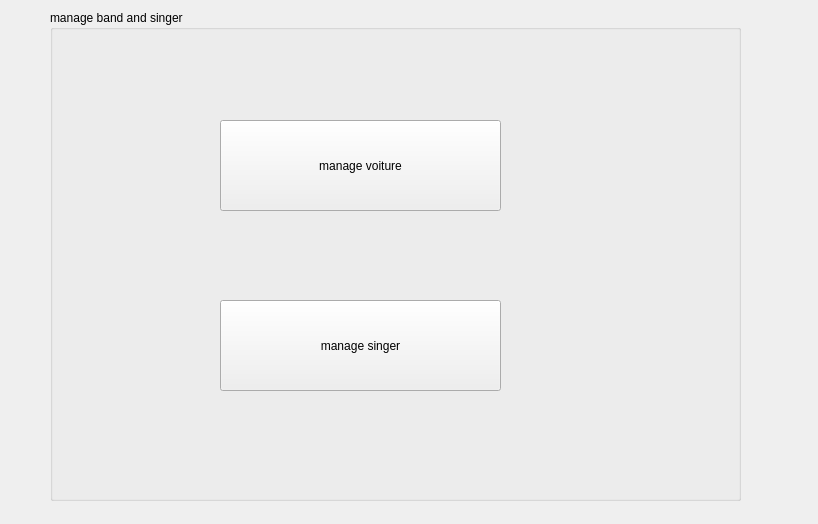
This is mainwindow.ui in melek007/smart_wedding_2a09 as Qt 5 draws it before an edit. The edited form follows.
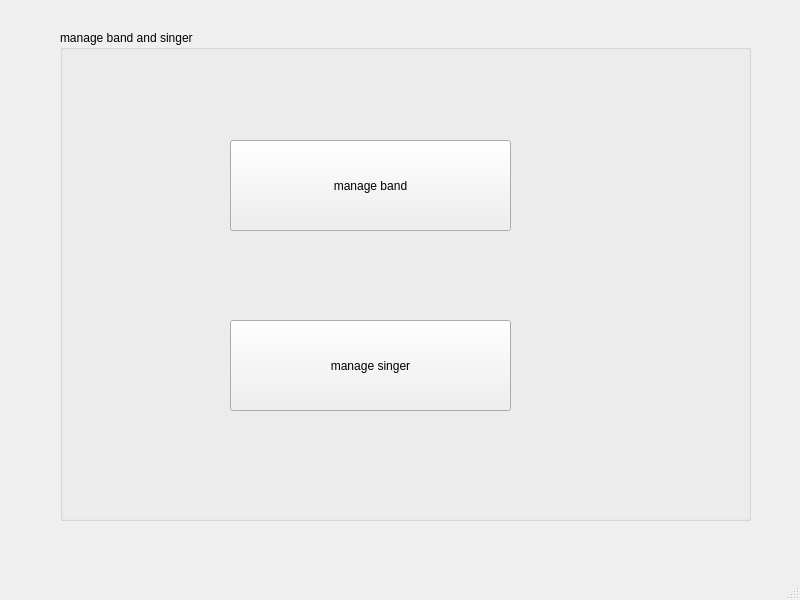
This is the edited form.

```diff
--- a/mainwindow.ui
+++ b/mainwindow.ui
@@ -1,23 +1,24 @@
 <?xml version="1.0" encoding="UTF-8"?>
 <ui version="4.0">
- <class>Form</class>
- <widget class="QWidget" name="Form">
+ <class>MainWindow</class>
+ <widget class="QMainWindow" name="MainWindow">
   <property name="geometry">
    <rect>
     <x>0</x>
     <y>0</y>
-    <width>818</width>
-    <height>524</height>
+    <width>800</width>
+    <height>600</height>
    </rect>
   </property>
   <property name="windowTitle">
    <string>Form</string>
   </property>
+  <widget class="QWidget" name="centralwidget">
   <widget class="QGroupBox" name="groupBox">
    <property name="geometry">
     <rect>
-     <x>50</x>
-     <y>10</y>
+      <x>60</x>
+      <y>30</y>
      <width>691</width>
      <height>491</height>
     </rect>
@@ -41,7 +42,7 @@
      <enum>Qt::StrongFocus</enum>
     </property>
     <property name="text">
-     <string>manage voiture</string>
+      <string>manage band</string>
     </property>
    </widget>
    <widget class="QPushButton" name="pushButton_2">
@@ -58,6 +59,18 @@
     </property>
    </widget>
   </widget>
+  </widget>
+  <widget class="QMenuBar" name="menubar">
+   <property name="geometry">
+    <rect>
+     <x>0</x>
+     <y>0</y>
+     <width>800</width>
+     <height>26</height>
+    </rect>
+   </property>
+  </widget>
+  <widget class="QStatusBar" name="statusbar"/>
  </widget>
  <resources/>
  <connections/>
```
Left out of the diff: 5 changed lines with no effect on the pictures. Lines whose indentation alone changed are shown as unchanged.
